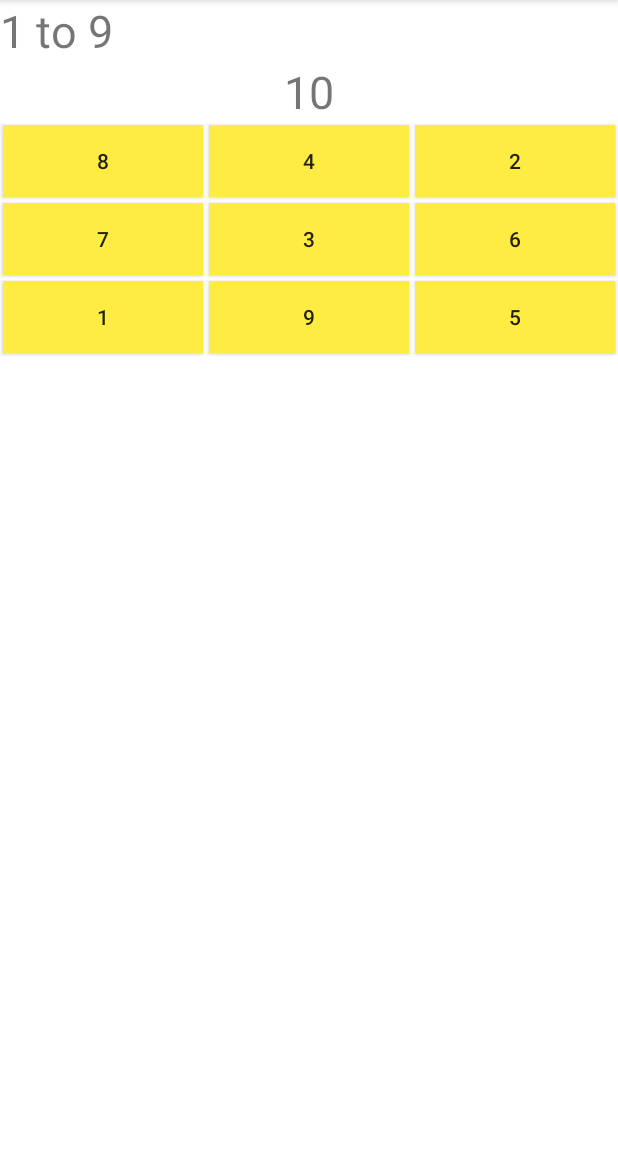
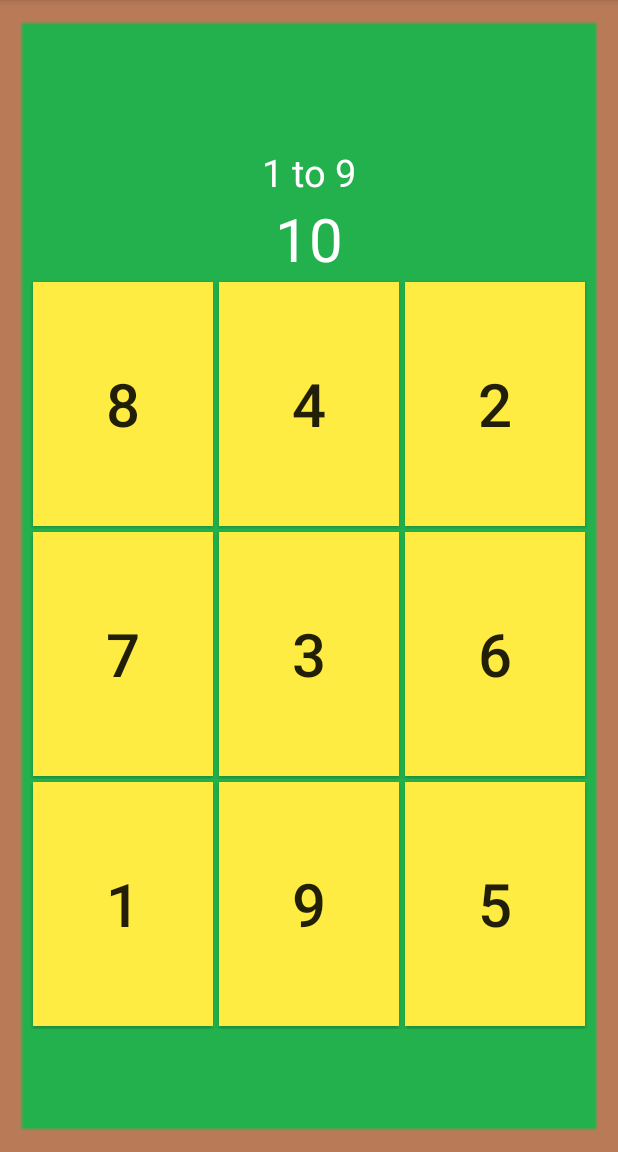
Before and after one commit to Coba3605/Project, an Android app: the play9Activity screen opened directly, with no data from a screen before it, on a phone screen of 412 x 824 dp, the part 84-1236 px from its top. Run offline under Robolectric (Android 15) with nearby library versions, the phone set to English and light mode, and no system bars.

Commit message:
add_back

```diff
--- a/app/build.gradle
+++ b/app/build.gradle
@@ -34,7 +34,7 @@ android {
 }
 
 dependencies {
-
+    implementation 'com.google.android.material:material:1.3.0-alpha02'
     implementation 'androidx.appcompat:appcompat:1.5.1'
     implementation 'com.google.android.material:material:1.7.0'
     implementation 'androidx.constraintlayout:constraintlayout:2.1.4'
--- a/app/src/main/res/layout/activity_play9.xml
+++ b/app/src/main/res/layout/activity_play9.xml
@@ -4,30 +4,43 @@
     xmlns:tools="http://schemas.android.com/tools"
     android:layout_width="match_parent"
     android:layout_height="match_parent"
-    tools:context=".play9Activity">
-    <LinearLayout
+    tools:context=".play9Activity"
+    android:background="@drawable/back_project">
+    <LinearLayout android:layout_gravity="center"
+        android:gravity="center"
         android:layout_width="match_parent"
         android:layout_height="match_parent"
-        android:orientation="vertical">
+        android:orientation="vertical"
+        android:layout_weight="2">
         <TextView
+            android:layout_marginTop="15dp"
+            android:layout_marginLeft="20dp"
+            android:layout_marginRight="20dp"
+            android:textColor="@color/white"
             android:layout_width="wrap_content"
             android:layout_height="wrap_content"
             android:text="@string/_1_to_9"
-            android:textSize="30sp"/>
+            android:textSize="25sp"/>
         <TextView
             android:id="@+id/timer"
+            android:textColor="@color/white"
             android:layout_width="wrap_content"
             android:layout_height="wrap_content"
             android:layout_gravity="center"
             android:text="10"
-            android:textSize="30sp"/>
+            android:textSize="40sp"/>
         <TableLayout
             android:layout_width="match_parent"
-            android:layout_height="match_parent">
+            android:layout_height="500dp"
+           >
             <TableRow
+                android:layout_marginLeft="20dp"
+                android:layout_marginRight="20dp"
+                android:layout_weight="1"
                 android:layout_height="match_parent">
                 <Button
                     android:id="@+id/button1"
+                    android:textSize="40sp"
                     android:layout_width="match_parent"
                     android:layout_height="match_parent"
                     android:layout_weight="1"
@@ -35,6 +48,7 @@
                     android:background="@color/yel"/>
                 <Button
                     android:id="@+id/button2"
+                    android:textSize="40sp"
                     android:layout_width="wrap_content"
                     android:layout_height="match_parent"
                     android:layout_weight="1"
@@ -42,6 +56,7 @@
                     android:background="@color/yel"/>
                 <Button
                     android:id="@+id/button3"
+                    android:textSize="40sp"
                     android:layout_width="wrap_content"
                     android:layout_height="match_parent"
                     android:layout_weight="1"
@@ -51,9 +66,13 @@
 
             </TableRow>
             <TableRow
+                android:layout_marginLeft="20dp"
+                android:layout_marginRight="20dp"
+                android:layout_weight="1"
                 android:layout_height="match_parent">
                 <Button
                     android:id="@+id/button4"
+                    android:textSize="40sp"
                     android:layout_width="wrap_content"
                     android:layout_height="match_parent"
                     android:layout_weight="1"
@@ -61,6 +80,7 @@
                     android:background="@color/yel"/>
                 <Button
                     android:id="@+id/button5"
+                    android:textSize="40sp"
                     android:layout_width="wrap_content"
                     android:layout_height="match_parent"
                     android:layout_weight="1"
@@ -68,6 +88,7 @@
                     android:background="@color/yel"/>
                 <Button
                     android:id="@+id/button6"
+                    android:textSize="40sp"
                     android:layout_width="wrap_content"
                     android:layout_height="match_parent"
                     android:layout_weight="1"
@@ -77,10 +98,15 @@
 
             </TableRow>
 
-            <TableRow android:layout_height="405dp">
+            <TableRow
+                android:layout_marginLeft="20dp"
+                android:layout_marginRight="20dp"
+                android:layout_weight="1"
+                android:layout_height="match_parent">
 
                 <Button
                     android:id="@+id/button7"
+                    android:textSize="40sp"
                     android:layout_width="wrap_content"
                     android:layout_height="match_parent"
                     android:layout_margin="2dp"
@@ -89,6 +115,7 @@
 
                 <Button
                     android:id="@+id/button8"
+                    android:textSize="40sp"
                     android:layout_width="wrap_content"
                     android:layout_height="match_parent"
                     android:layout_margin="2dp"
@@ -97,6 +124,7 @@
 
                 <Button
                     android:id="@+id/button9"
+                    android:textSize="40sp"
                     android:layout_width="wrap_content"
                     android:layout_height="match_parent"
                     android:layout_margin="2dp"
--- a/app/src/main/res/layout/dialog.xml
+++ b/app/src/main/res/layout/dialog.xml
@@ -2,7 +2,8 @@
 <LinearLayout xmlns:android="http://schemas.android.com/apk/res/android"
     android:layout_width="match_parent"
     android:layout_height="match_parent"
-    android:orientation="vertical">
+    android:orientation="vertical"
+    android:layout_gravity="center">
     <TextView
         android:id="@+id/dialog_1"
         android:layout_width="match_parent"
--- a/app/src/main/res/values/strings.xml
+++ b/app/src/main/res/values/strings.xml
@@ -23,4 +23,5 @@
     <string name="_1_to_9">1 to 9</string>
     <string name="Answ">Your answer is wrong</string>
     <string name="Anst">Your answer is correct</string>
+    <string name="about_the_project">about the project</string>
 </resources>
```
Also changed, not shown: app/src/main/java/com/example/schet/MainActivity.java (+7 -0 lines), app/src/main/java/com/example/schet/summationActivity.java (+10 -10 lines), app/src/main/res/layout/activity_division.xml (+16 -11 lines), app/src/main/res/layout/activity_main.xml (+21 -4 lines), app/src/main/res/layout/activity_menu.xml (+15 -15 lines), app/src/main/res/layout/activity_multiplication.xml (+18 -8 lines), app/src/main/res/layout/activity_subtraction.xml (+14 -6 lines), app/src/main/res/layout/activity_summation.xml (+19 -8 lines), app/src/main/res/drawable/back_project.png (added), 1 other file.
